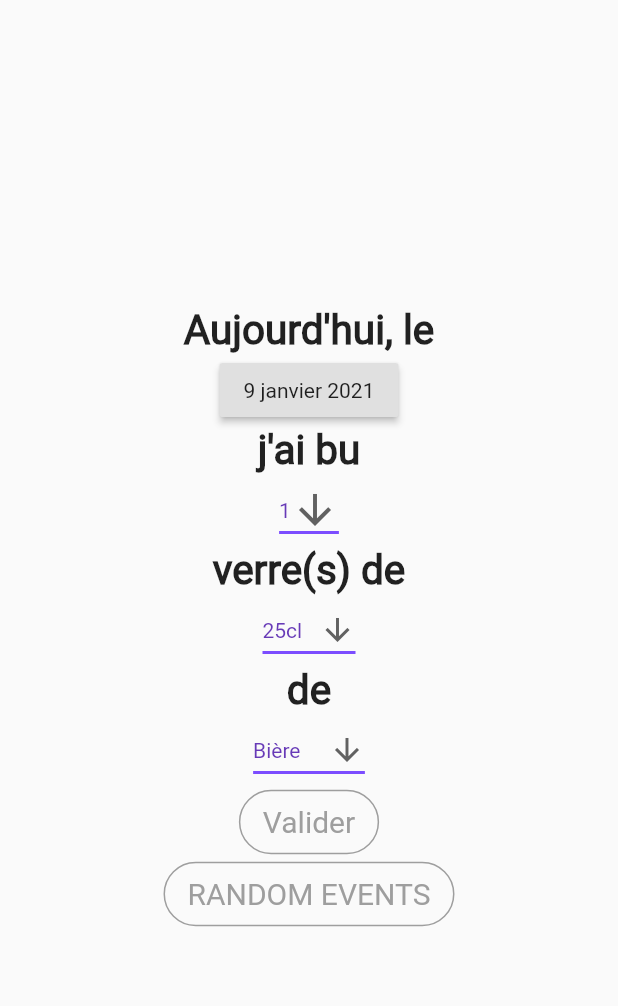
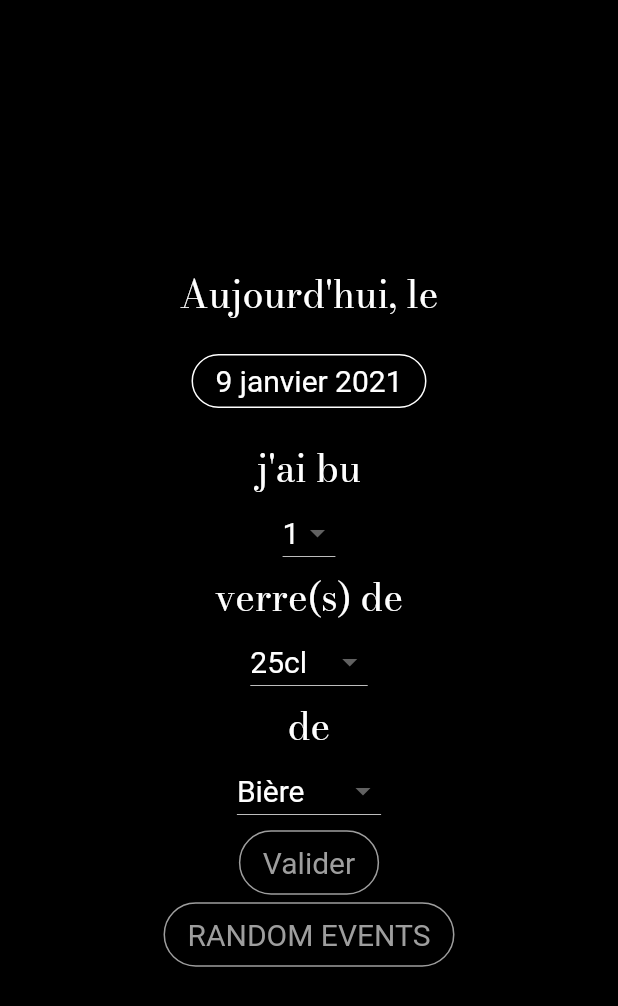
Before and after one commit to trndlz/barameen, a Flutter app: the AddDrink screen opened directly, on a phone screen of 412 x 824 dp. Shown: the top 1006 px of the screen. Run offline on Flutter 3.47's test engine with Material 2 defaults, Android fonts, the phone set to English and light mode, and no system bars; our stand-ins replace cloud_firestore, firebase_auth, firebase_core, google_sign_in, transparent_image; missing offline and left inert: date_util; accounts and stored records are empty.

Commit message:
added new styles

```diff
--- a/lib/add_drink.dart
+++ b/lib/add_drink.dart
@@ -76,31 +76,34 @@ class _AddDrink extends State<AddDrink> {
 
     return Scaffold(
       body: Container(
+        color: Colors.black,
         child: Center(
           child: Column(
             mainAxisAlignment: MainAxisAlignment.center,
             children: <Widget>[
               Text(
                 "Aujourd'hui, le",
-                style: Theme.of(context).textTheme.bodyText1,
+                style: Theme.of(context).textTheme.bodyText2,
               ),
-              RaisedButton(
-                  onPressed: () => _selectDate(context),
-                  child: Text(formatter.format(currentDate))),
+              Padding(
+                padding: const EdgeInsets.all(15.0),
+                child: RaisedButton(
+                  textColor: Colors.white,
+                    color: Colors.black,
+                    shape: RoundedRectangleBorder(
+                        side: BorderSide(color: Colors.white),
+                        borderRadius: BorderRadius.circular(40)),
+                    onPressed: () => _selectDate(context),
+                    child: Text(formatter.format(currentDate), style: TextStyle(fontSize: 20),)),
+              ),
               Text(
                 "j'ai bu",
-                style: Theme.of(context).textTheme.bodyText1,
+                style: Theme.of(context).textTheme.bodyText2,
               ),
               DropdownButton<int>(
                 value: drinksQty,
-                icon: Icon(Icons.arrow_downward),
-                iconSize: 32,
-                elevation: 24,
-                style: TextStyle(color: Colors.deepPurple),
-                underline: Container(
-                  height: 2,
-                  color: Colors.deepPurpleAccent,
-                ),
+                dropdownColor: Colors.black,
+                style: TextStyle(color: Colors.white, fontSize: 20),
                 onChanged: (int newValue) {
                   setState(() {
                     drinksQty = newValue;
@@ -116,18 +119,12 @@ class _AddDrink extends State<AddDrink> {
               ),
               Text(
                 "verre(s) de",
-                style: Theme.of(context).textTheme.bodyText1,
+                style: Theme.of(context).textTheme.bodyText2,
               ),
               DropdownButton<num>(
                 value: drinksVolume,
-                icon: Icon(Icons.arrow_downward),
-                iconSize: 24,
-                elevation: 16,
-                style: TextStyle(color: Colors.deepPurple),
-                underline: Container(
-                  height: 2,
-                  color: Colors.deepPurpleAccent,
-                ),
+                dropdownColor: Colors.black,
+                style: TextStyle(color: Colors.white, fontSize: 20),
                 onChanged: (num newValue) {
                   setState(() {
                     drinksVolume = newValue;
@@ -141,17 +138,11 @@ class _AddDrink extends State<AddDrink> {
                   );
                 }).toList(),
               ),
-              Text("de", style: Theme.of(context).textTheme.bodyText1),
+              Text("de", style: Theme.of(context).textTheme.bodyText2),
               DropdownButton<num>(
                 value: alcoholRate,
-                icon: Icon(Icons.arrow_downward),
-                iconSize: 24,
-                elevation: 16,
-                style: TextStyle(color: Colors.deepPurple),
-                underline: Container(
-                  height: 2,
-                  color: Colors.deepPurpleAccent,
-                ),
+                dropdownColor: Colors.black,
+                style: TextStyle(color: Colors.white, fontSize: 20),
                 onChanged: (num newValue) {
                   setState(() {
                     alcoholRate = newValue;
--- a/lib/tab_page.dart
+++ b/lib/tab_page.dart
@@ -20,7 +20,7 @@ class TabPage extends StatelessWidget {
                 ],
                 indicatorColor: Colors.red,
               ),
-              backgroundColor: Colors.red[200],
+              backgroundColor: Colors.black,
               centerTitle: true,
               title: Text('BARA MEEN',
                   style: Theme.of(context).textTheme.subtitle2)),
@@ -36,7 +36,7 @@ class TabPage extends StatelessWidget {
               // Add your onPressed code here!
             },
             child: Icon(Icons.add),
-            backgroundColor: Colors.red,
+            backgroundColor: Colors.white,
           ),
         ),
       ),
--- a/pubspec.yaml
+++ b/pubspec.yaml
@@ -75,6 +75,9 @@ flutter:
    - family: Roboto
      fonts:
        - asset: assets/fonts/Roboto-Regular.ttf
+   - family: Bodoni
+     fonts:
+       - asset: assets/fonts/BodoniModa-VariableFont_opsz,wght.ttf
   #
   # For details regarding fonts from package dependencies,
   # see https://flutter.dev/custom-fonts/#from-packages
```
Also changed, not shown: lib/heat_map.dart (+7 -38 lines), lib/helpers.dart (added, +27 -0 lines), lib/main.dart (+12 -3 lines), lib/no_drinks.dart (added, +37 -0 lines), assets/fonts/BodoniModa-VariableFont_opsz,wght.ttf (added), assets/images/spaceman.gif (added), pubspec.lock.
